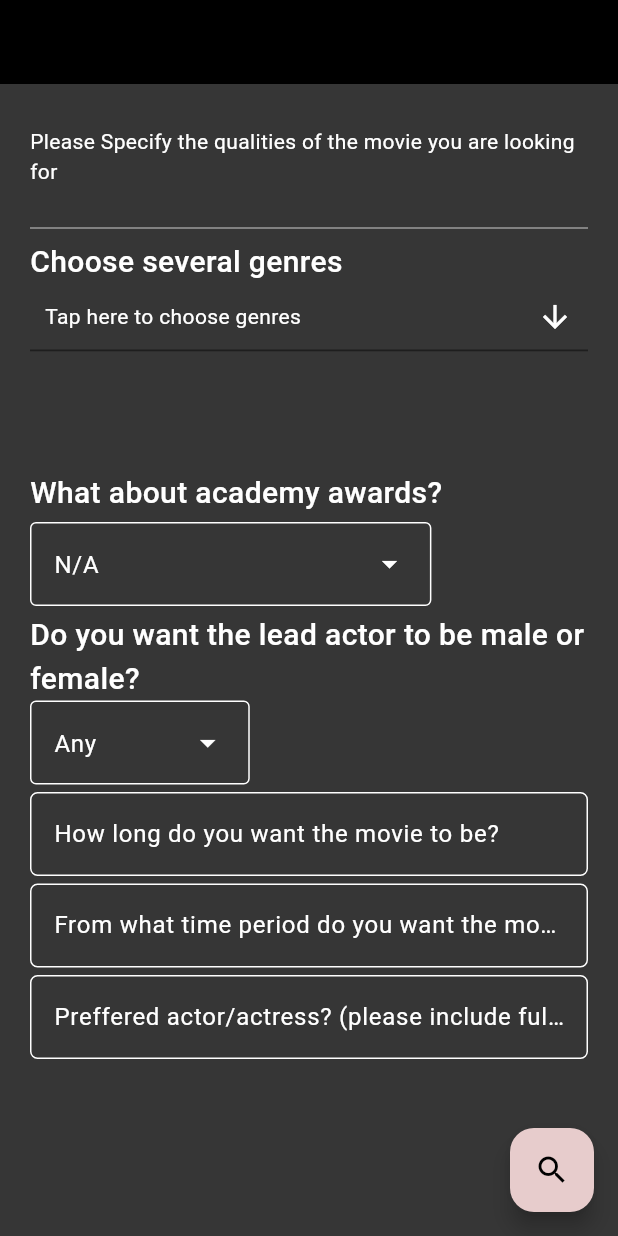
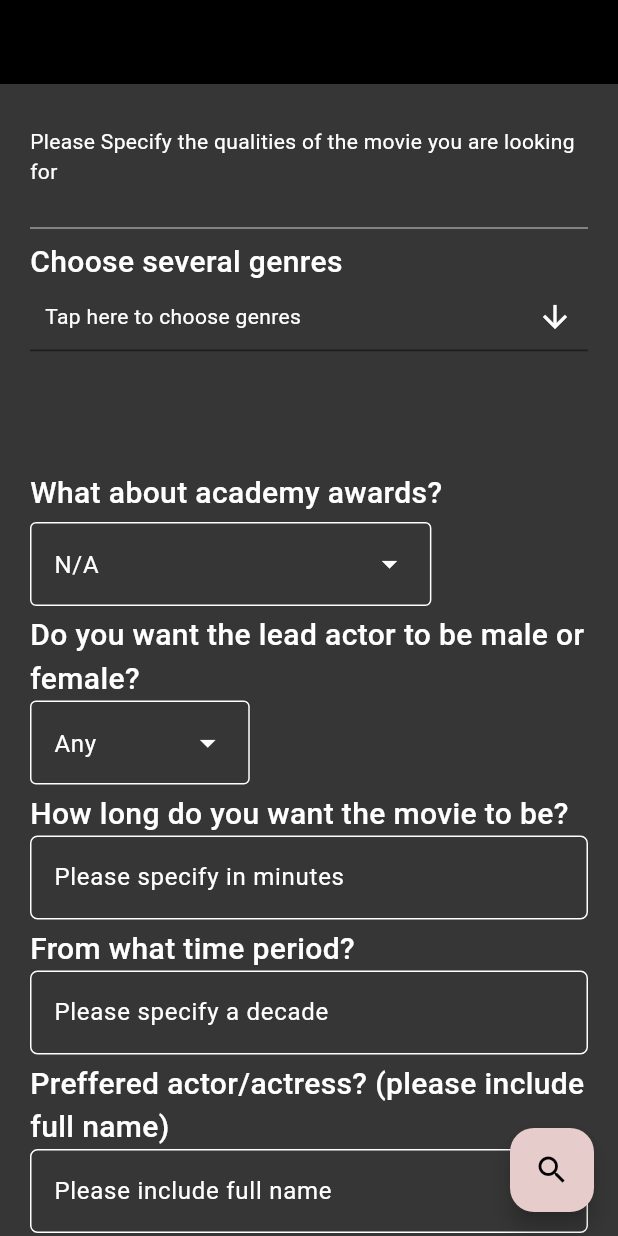
Before and after one commit to Iamyouandwhatiseeisme/CinemApp, a Flutter app: the screen it shows after launch, after a tap on the "search" icon, on a phone screen of 412 x 824 dp. Run offline on Flutter 3.47's test engine with Material 3 defaults, Android fonts, the phone set to English and light mode, and no system bars; drawn by our look-alikes of multi_select_flutter; our stand-ins replace bloc, equatable, flutter_bloc, flutter_dotenv, flutter_markdown, get_it and 2 more; missing offline and left inert: dart:ffi; network calls fail; Roboto replaces fonts that are missing (Telegraf).

Commit message:
add gemini to app

```diff
--- /dev/null
+++ b/lib/bloc/cubit/remote_data_base_cubit.dart
@@ -0,0 +1,20 @@
+import 'package:bloc/bloc.dart';
+import 'package:cinemapp/data/data.dart';
+import 'package:cinemapp/data/gemini_service.dart';
+
+import '../../main.dart';
+import 'remote_data_base_state.dart';
+
+class RemoteDataBaseInitiate extends Cubit<RemoteDataBaseState> {
+  RemoteDataBaseInitiate() : super(RemoteDataBaseInitial());
+  final geminiService = sl.get<GeminiService>();
+  void update() {
+    emit(RemoteDatabaseLoading());
+    try {
+      geminiService.init();
+      emit(RemoteDatabaseLoaded(chat: geminiService.chat));
+    } on Exception catch (e) {
+      emit(RemoteDatabaseError(errorMessage: e));
+    }
+  }
+}
--- /dev/null
+++ b/lib/bloc/cubit/remote_data_base_messanger_cubit.dart
@@ -0,0 +1,21 @@
+import 'package:bloc/bloc.dart';
+import 'package:cinemapp/data/data.dart';
+import 'package:cinemapp/main.dart';
+import 'package:equatable/equatable.dart';
+
+part 'remote_data_base_messanger_state.dart';
+
+class RemoteDataBaseMessangerCubit extends Cubit<RemoteDataBaseMessangerState> {
+  RemoteDataBaseMessangerCubit() : super(RemoteDataBaseMessangerInitial());
+  final geminiservice = sl.get<GeminiService>();
+  Future<void> sendChatMessage(String message) async {
+    emit(RemoteDataBaseMessangerLoading());
+    try {
+      final text = await geminiservice.sendChatMessage(message);
+      print('print: $text');
+      emit(RemoteDataBaseMessangerLoaded(text: text));
+    } on Exception catch (e) {
+      emit(RemoteDataBaseMessangerError(errorMessage: e));
+    }
+  }
+}
--- /dev/null
+++ b/lib/bloc/cubit/remote_data_base_messanger_state.dart
@@ -0,0 +1,30 @@
+part of 'remote_data_base_messanger_cubit.dart';
+
+sealed class RemoteDataBaseMessangerState extends Equatable {
+  const RemoteDataBaseMessangerState();
+
+  @override
+  List<Object> get props => [];
+}
+
+final class RemoteDataBaseMessangerInitial
+    extends RemoteDataBaseMessangerState {}
+
+final class RemoteDataBaseMessangerLoading
+    extends RemoteDataBaseMessangerState {}
+
+final class RemoteDataBaseMessangerLoaded extends RemoteDataBaseMessangerState {
+  final String text;
+
+  const RemoteDataBaseMessangerLoaded({required this.text});
+  @override
+  List<Object> get props => [text];
+}
+
+final class RemoteDataBaseMessangerError extends RemoteDataBaseMessangerState {
+  final Exception errorMessage;
+
+  const RemoteDataBaseMessangerError({required this.errorMessage});
+  @override
+  List<Object> get props => [errorMessage];
+}
--- /dev/null
+++ b/lib/bloc/cubit/remote_data_base_state.dart
@@ -0,0 +1,30 @@
+import 'package:google_generative_ai/google_generative_ai.dart';
+import 'package:equatable/equatable.dart';
+
+abstract class RemoteDataBaseState extends Equatable {
+  const RemoteDataBaseState();
+
+  @override
+  List<Object?> get props => [];
+}
+
+class RemoteDataBaseInitial extends RemoteDataBaseState {}
+
+class RemoteDatabaseLoading extends RemoteDataBaseState {}
+
+class RemoteDatabaseLoaded extends RemoteDataBaseState {
+  final ChatSession chat;
+
+  const RemoteDatabaseLoaded({required this.chat});
+
+  @override
+  List<Object?> get props => [chat];
+}
+
+class RemoteDatabaseError extends RemoteDataBaseState {
+  final Exception errorMessage;
+
+  const RemoteDatabaseError({required this.errorMessage});
+  @override
+  List<Object?> get props => [errorMessage];
+}
--- /dev/null
+++ b/lib/bloc/cubits.dart
@@ -0,0 +1,4 @@
+export 'cubit/floating_hint_text_cubit.dart';
+export 'cubit/remote_data_base_cubit.dart';
+export 'cubit/remote_data_base_messanger_cubit.dart';
+export 'cubit/remote_data_base_state.dart';
--- a/lib/data/data.dart
+++ b/lib/data/data.dart
@@ -2,3 +2,4 @@ export 'enum/enums.dart';
 export 'providers/providers.dart';
 export 'models/models.dart';
 export 'string_manager.dart';
+export 'gemini_service.dart';
--- /dev/null
+++ b/lib/data/gemini_service.dart
@@ -0,0 +1,30 @@
+import 'package:flutter_dotenv/flutter_dotenv.dart';
+import 'package:google_generative_ai/google_generative_ai.dart';
+
+class GeminiService {
+  final String apiKey = dotenv.env['API_KEY']!;
+  final GenerativeModel _model =
+      GenerativeModel(model: 'gemini-pro', apiKey: dotenv.env['API_KEY']!);
+  late final ChatSession chat;
+
+  void init() {
+    try {
+      chat = _model.startChat();
+    } on Exception catch (e) {
+      rethrow;
+    }
+  }
+
+  Future<String> sendChatMessage(String message) async {
+    try {
+      final response = await chat.sendMessage(Content.text(message));
+      final text = response.text;
+      if (text == null) {
+        return ('No response from API.');
+      }
+      return text;
+    } catch (e) {
+      rethrow;
+    }
+  }
+}
--- a/lib/data/get_it_methods.dart
+++ b/lib/data/get_it_methods.dart
@@ -6,4 +6,5 @@ import 'data.dart';
 void setUp() {
   sl.registerSingleton<NavigatorClient>(NavigatorClient());
   sl.registerSingleton<StringManager>(StringManager());
+  sl.registerSingleton<GeminiService>(GeminiService());
 }
--- a/lib/main.dart
+++ b/lib/main.dart
@@ -1,6 +1,10 @@
+import 'package:cinemapp/bloc/cubit/remote_data_base_cubit.dart';
+import 'package:cinemapp/bloc/cubit/remote_data_base_messanger_cubit.dart';
 import 'package:cinemapp/data/data.dart';
 import 'package:cinemapp/data/get_it_methods.dart';
 import 'package:flutter/material.dart';
+import 'package:flutter_bloc/flutter_bloc.dart';
+import 'package:flutter_dotenv/flutter_dotenv.dart';
 import 'package:get_it/get_it.dart';
 import 'package:provider/provider.dart';
 
@@ -9,7 +13,8 @@ import 'presentation/themes/themes.dart';
 
 final sl = GetIt.instance;
 
-void main() {
+Future<void> main() async {
+  await dotenv.load(fileName: ".env");
   setUp();
   runApp(const MyApp());
 }
@@ -20,16 +25,27 @@ class MyApp extends StatelessWidget {
   // This widget is the root of your application.
   @override
   Widget build(BuildContext context) {
-    return ChangeNotifierProvider<ThemeProvider>(
+    return MultiBlocProvider(
+      providers: [
+        BlocProvider(
+          create: (context) => RemoteDataBaseInitiate()..update(),
+        ),
+        BlocProvider(
+          create: (context) => RemoteDataBaseMessangerCubit(),
+        ),
+      ],
+      child: ChangeNotifierProvider<ThemeProvider>(
         create: (BuildContext context) => ThemeProvider(),
         child: Builder(builder: (context) {
           return MaterialApp(
               title: 'Flutter Demo',
-            theme: context.watch<ThemeProvider>().currentTheme == AppTheme.dark
+              theme:
+                  context.watch<ThemeProvider>().currentTheme == AppTheme.dark
                       ? lightTheme
                       : darkTheme,
               routes: sl.get<NavigatorClient>().routes);
         }),
+      ),
     );
   }
 }
--- a/lib/presentation/pages/initial_page/initial_page.dart
+++ b/lib/presentation/pages/initial_page/initial_page.dart
@@ -1,9 +1,15 @@
 // ignore_for_file: public_member_api_docs, sort_constructors_first
 import 'dart:ffi';
 
+import 'package:cinemapp/bloc/cubit/remote_data_base_cubit.dart';
+import 'package:cinemapp/bloc/cubit/remote_data_base_messanger_cubit.dart';
+import 'package:cinemapp/bloc/cubit/remote_data_base_state.dart';
+import 'package:cinemapp/presentation/pages/initial_page/widgets/message_widget.dart';
 import 'package:flutter/material.dart';
 
 import 'package:cinemapp/presentation/presentation.dart';
+import 'package:flutter_bloc/flutter_bloc.dart';
+import 'package:google_generative_ai/google_generative_ai.dart';
 
 import '../../../data/data.dart';
 
@@ -20,6 +26,8 @@ class _InitialPageState extends State<InitialPage> {
   final TextEditingController movieLengthController = TextEditingController();
   final TextEditingController timePeriodController = TextEditingController();
   final TextEditingController prefferedActor = TextEditingController();
+  final TextEditingController chatController = TextEditingController();
+  final ScrollController chatScrollController = ScrollController();
 
   List<String> awards = [
     Awards.any.value,
@@ -51,6 +59,8 @@ class _InitialPageState extends State<InitialPage> {
     prefferedActor.dispose();
     movieLengthController.dispose();
     timePeriodController.dispose();
+    chatController.dispose();
+    chatScrollController.dispose();
 
     super.dispose();
   }
@@ -61,12 +71,9 @@ class _InitialPageState extends State<InitialPage> {
       appBar: AppBar(
         backgroundColor: Theme.of(context).colorScheme.inversePrimary,
       ),
-      body: Center(
-        child: Padding(
+      body: Padding(
         padding: const EdgeInsets.only(left: 20.0, right: 20),
         child: SingleChildScrollView(
-            child: Container(
-              height: MediaQuery.of(context).size.height,
           child: Column(
             mainAxisAlignment: MainAxisAlignment.start,
             crossAxisAlignment: CrossAxisAlignment.start,
@@ -113,36 +120,47 @@ class _InitialPageState extends State<InitialPage> {
                 style: TextStyle(fontSize: 20, fontWeight: FontWeight.w500),
               ),
               CustomDropDownMenu(
-                      options: mainActor,
-                      initialSelection: MainActorSex.any.value),
+                  options: mainActor, initialSelection: MainActorSex.any.value),
               const SizedBox(
                 height: 5,
               ),
+              const Text(
+                'How long do you want the movie to be?',
+                style: TextStyle(fontSize: 20, fontWeight: FontWeight.w500),
+              ),
               SimpleFormFieldWithController(
-                      hintText: 'How long do you want the movie to be?',
-                      movieLengthController: movieLengthController),
+                  hintText: 'Please specify in minutes',
+                  textController: movieLengthController),
               const SizedBox(
                 height: 5,
               ),
+              const Text(
+                'From what time period?',
+                style: TextStyle(fontSize: 20, fontWeight: FontWeight.w500),
+              ),
               SimpleFormFieldWithController(
-                      hintText:
-                          'From what time period do you want the movie to be? (please specify a decade)',
-                      movieLengthController: timePeriodController),
+                  hintText: 'Please specify a decade',
+                  textController: timePeriodController),
               const SizedBox(
                 height: 5,
               ),
+              const Text(
+                'Preffered actor/actress? (please include full name)',
+                style: TextStyle(fontSize: 20, fontWeight: FontWeight.w500),
+              ),
               SimpleFormFieldWithController(
-                      hintText:
-                          'Preffered actor/actress? (please include full name)',
-                      movieLengthController: prefferedActor),
+                  hintText: 'Please include full name',
+                  textController: prefferedActor),
             ],
           ),
         ),
       ),
-        ),
-      ),
       floatingActionButton: FloatingActionButton(
-        onPressed: () {},
+        onPressed: () async {
+          BlocProvider.of<RemoteDataBaseMessangerCubit>(context)
+              .sendChatMessage(
+                  'Please list me 10 movies that star Leonardo Dicaprio');
+        },
         tooltip: 'Find',
         child: const Icon(Icons.search),
       ),
--- a/lib/presentation/presentation.dart
+++ b/lib/presentation/presentation.dart
@@ -3,3 +3,5 @@ export 'widgets/navigation/navigator_client.dart';
 export 'widgets/custom_drop_down_menu.dart';
 export 'pages/initial_page/widgets/choose_movie_types_dialog.dart';
 export 'widgets/simple_form_field_with_controller.dart';
+export 'package:cinemapp/presentation/pages/initial_page/widgets/message_widget.dart';
+export 'package:cinemapp/presentation/pages/initial_page/widgets/chat_screen.dart';
--- a/lib/presentation/widgets/simple_form_field_with_controller.dart
+++ b/lib/presentation/widgets/simple_form_field_with_controller.dart
@@ -1,22 +1,28 @@
+import 'package:cinemapp/bloc/cubit/floating_hint_text_cubit.dart';
 import 'package:flutter/material.dart';
+import 'package:flutter_bloc/flutter_bloc.dart';
 
-class SimpleFormFieldWithController extends StatelessWidget {
+class SimpleFormFieldWithController extends StatefulWidget {
   final String hintText;
   const SimpleFormFieldWithController({
     super.key,
     required this.hintText,
-    required this.movieLengthController,
+    required this.textController,
   });
 
-  final TextEditingController movieLengthController;
+  final TextEditingController textController;
 
   @override
+  State<SimpleFormFieldWithController> createState() =>
+      _SimpleFormFieldWithControllerState();
+}
+
+class _SimpleFormFieldWithControllerState
+    extends State<SimpleFormFieldWithController> {
+  @override
   Widget build(BuildContext context) {
-    return Tooltip(
-      triggerMode: TooltipTriggerMode.longPress,
-      message: hintText,
-      child: TextFormField(
-        controller: movieLengthController,
+    return TextFormField(
+      controller: widget.textController,
       decoration: InputDecoration(
           enabledBorder: OutlineInputBorder(
               borderSide: const BorderSide(color: Colors.white),
@@ -25,8 +31,7 @@ class SimpleFormFieldWithController extends StatelessWidget {
             borderSide: const BorderSide(color: Colors.white),
             borderRadius: BorderRadius.circular(5),
           ),
-            hintText: hintText),
-      ),
+          hintText: widget.hintText),
     );
   }
 }
```
Also changed, not shown: lib/bloc/cubit/floating_hint_text_cubit.dart (added, +11 -0 lines), lib/presentation/pages/initial_page/widgets/chat_screen.dart (added, +45 -0 lines), lib/presentation/pages/initial_page/widgets/message_widget.dart (added, +43 -0 lines), pubspec.yaml (+8 -1 lines), pubspec.lock, 1 other file. Lines whose indentation alone changed are shown as unchanged.
